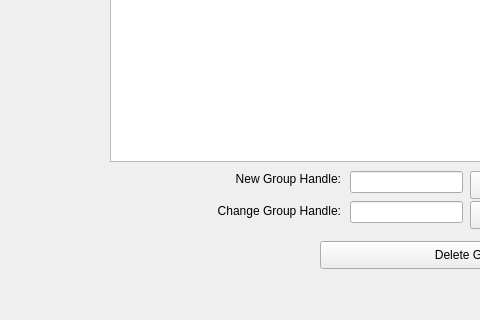
This is ui/EditParty2bdUI.ui in sourcery-ai-experiments/jaar as Qt 5 draws it before an edit; both pictures show x 520 to 1000 and y 509 to 829 of the 1162 by 829 pixel window. The edited form follows.
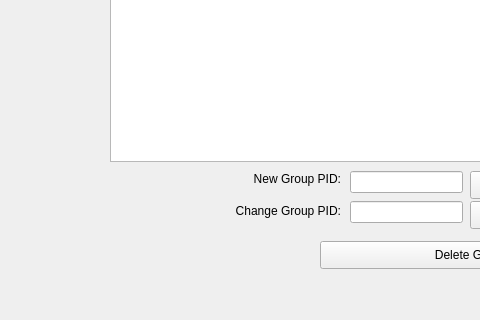
This is the edited form.

Patch:
```diff
--- a/ui/EditParty2bdUI.ui
+++ b/ui/EditParty2bdUI.ui
@@ -246,7 +246,7 @@
     </rect>
    </property>
    <property name="text">
-    <string>New Group Handle:</string>
+    <string>New Group PID:</string>
    </property>
    <property name="alignment">
     <set>Qt::AlignRight|Qt::AlignTrailing|Qt::AlignVCenter</set>
@@ -262,7 +262,7 @@
     </rect>
    </property>
    <property name="text">
-    <string>Change Group Handle:</string>
+    <string>Change Group PID:</string>
    </property>
    <property name="alignment">
     <set>Qt::AlignRight|Qt::AlignTrailing|Qt::AlignVCenter</set>
```
